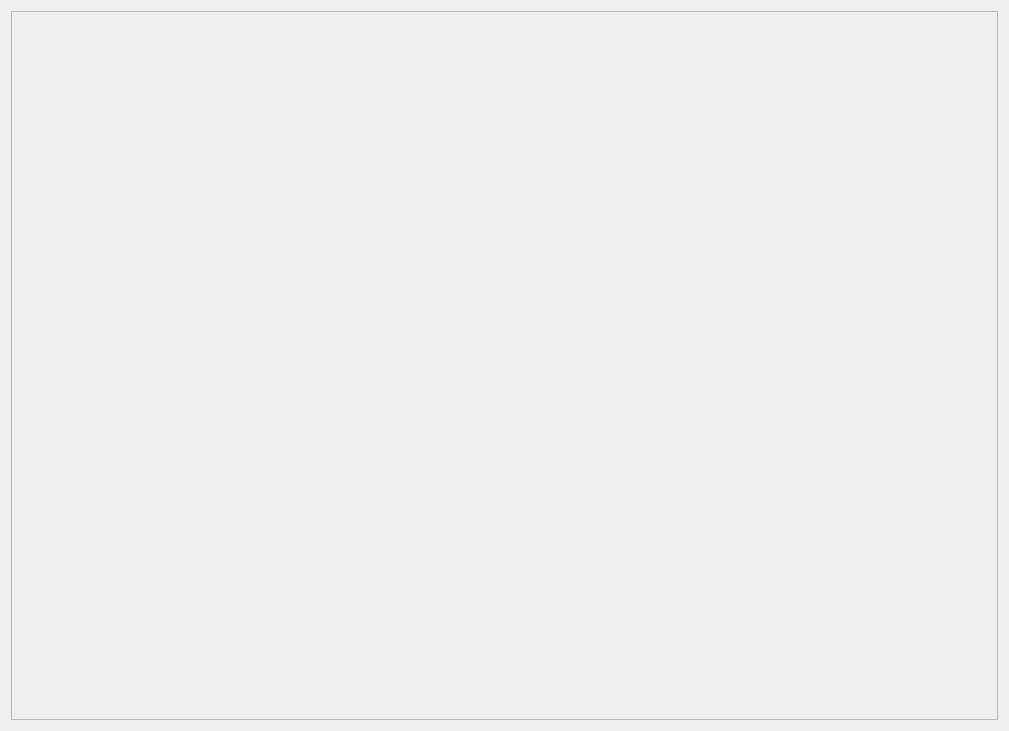
This is frontend/chart_window.ui in 84k491/crypto_cpp as Qt 5 draws it before an edit. The edited form follows.
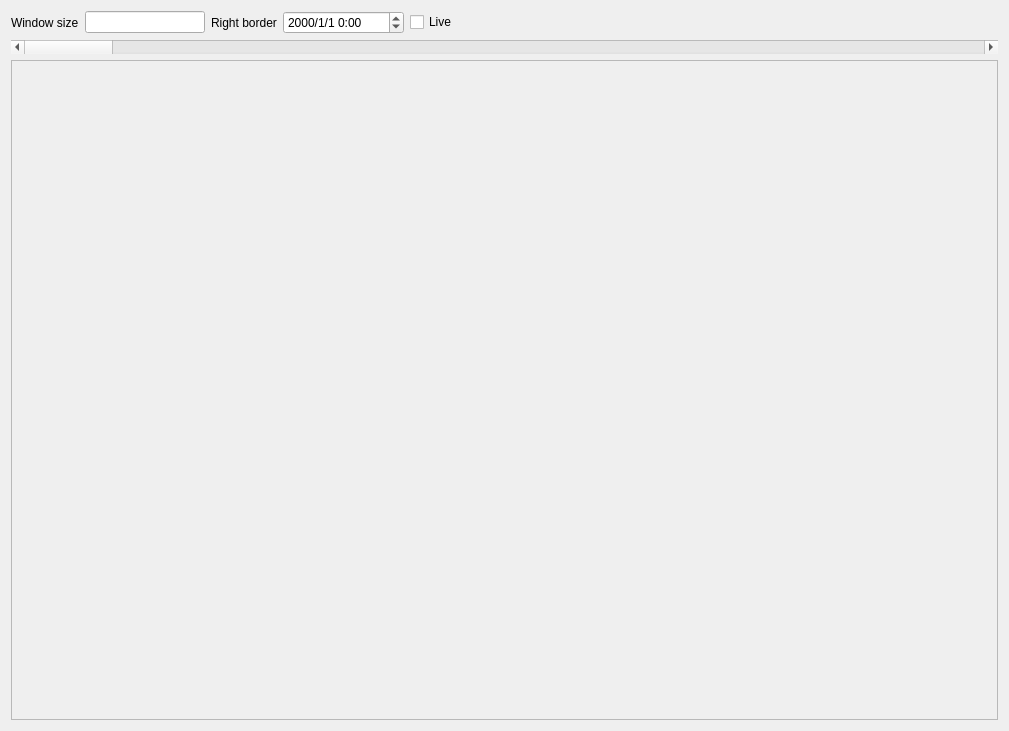
This is the edited form.

Commit message: Rework charts: add good zooming and moving, add a slider

Patch:
```diff
--- a/frontend/chart_window.ui
+++ b/frontend/chart_window.ui
@@ -14,6 +14,74 @@
    <string>Form</string>
   </property>
   <layout class="QVBoxLayout" name="verticalLayout">
+   <item>
+    <layout class="QHBoxLayout" name="horizontalLayout_controls">
+     <item>
+      <widget class="QLabel" name="lb_window_size">
+       <property name="text">
+        <string>Window size</string>
+       </property>
+      </widget>
+     </item>
+     <item>
+      <widget class="QLineEdit" name="le_window_size">
+       <property name="maximumSize">
+        <size>
+         <width>120</width>
+         <height>16777215</height>
+        </size>
+       </property>
+       <property name="toolTip">
+        <string>e.g. '1d 4h': h - hours, d - days, w - weeks</string>
+       </property>
+      </widget>
+     </item>
+     <item>
+      <widget class="QLabel" name="lb_right_border">
+       <property name="text">
+        <string>Right border</string>
+       </property>
+      </widget>
+     </item>
+     <item>
+      <widget class="QDateTimeEdit" name="dt_right_border">
+       <property name="displayFormat">
+        <string>yyyy/M/d h:mm</string>
+       </property>
+       <property name="timeSpec">
+        <enum>Qt::TimeSpec::LocalTime</enum>
+       </property>
+      </widget>
+     </item>
+     <item>
+      <widget class="QCheckBox" name="cb_live">
+       <property name="text">
+        <string>Live</string>
+       </property>
+      </widget>
+     </item>
+     <item>
+      <spacer name="horizontalSpacer_controls">
+       <property name="orientation">
+        <enum>Qt::Orientation::Horizontal</enum>
+       </property>
+       <property name="sizeHint" stdset="0">
+        <size>
+         <width>40</width>
+         <height>20</height>
+        </size>
+       </property>
+      </spacer>
+     </item>
+    </layout>
+   </item>
+   <item>
+    <widget class="QScrollBar" name="sb_time">
+     <property name="orientation">
+      <enum>Qt::Orientation::Horizontal</enum>
+     </property>
+    </widget>
+   </item>
    <item>
     <layout class="QVBoxLayout" name="verticalLayout_graph">
      <item>
@@ -27,7 +95,7 @@
           <x>0</x>
           <y>0</y>
           <width>987</width>
-          <height>709</height>
+          <height>650</height>
          </rect>
         </property>
        </widget>
```
The commit also changes 9 other files.
